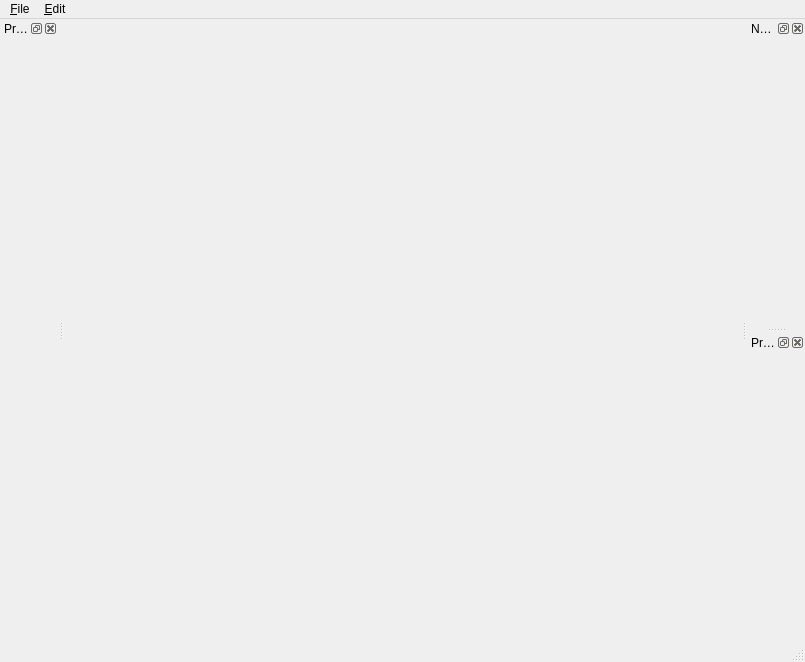
First picture: the form in qt_ui/main_window.ui, repository allen-marshall/scriptaseq, before the edit.
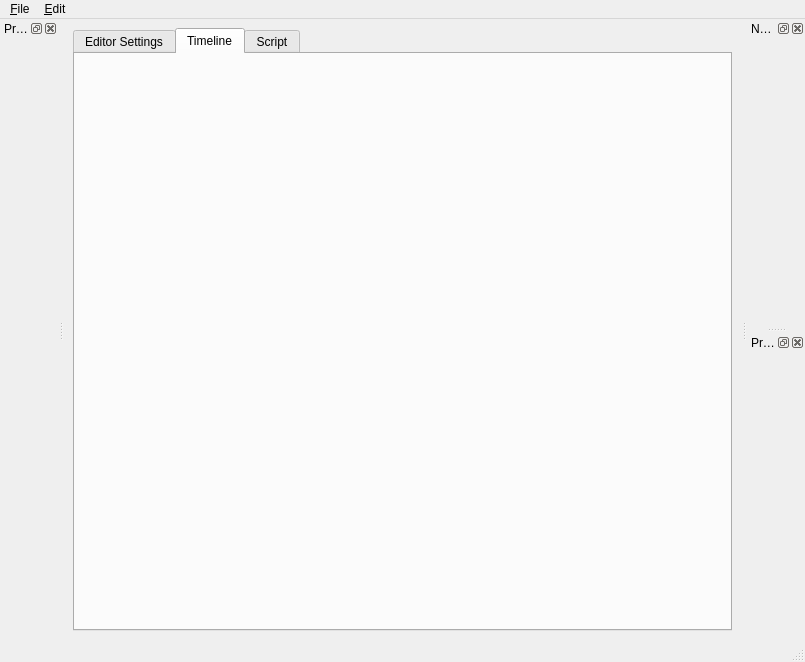
Second picture: the form after the edit.

Commit message: Added editor window tabs in the center of the main window

Patch:
```diff
--- a/qt_ui/main_window.ui
+++ b/qt_ui/main_window.ui
@@ -20,7 +20,39 @@
    <property name="layoutDirection">
     <enum>Qt::LeftToRight</enum>
    </property>
-   <layout class="QHBoxLayout" name="horizontalLayout"/>
+   <layout class="QHBoxLayout" name="horizontalLayout">
+    <item>
+     <widget class="QTabWidget" name="editorTabWidget">
+      <property name="currentIndex">
+       <number>1</number>
+      </property>
+      <property name="elideMode">
+       <enum>Qt::ElideNone</enum>
+      </property>
+      <property name="documentMode">
+       <bool>false</bool>
+      </property>
+      <property name="movable">
+       <bool>false</bool>
+      </property>
+      <widget class="QWidget" name="tabSettings">
+       <attribute name="title">
+        <string>Editor Settings</string>
+       </attribute>
+      </widget>
+      <widget class="QWidget" name="tabTimeline">
+       <attribute name="title">
+        <string>Timeline</string>
+       </attribute>
+      </widget>
+      <widget class="QWidget" name="tabScript">
+       <attribute name="title">
+        <string>Script</string>
+       </attribute>
+      </widget>
+     </widget>
+    </item>
+   </layout>
   </widget>
   <widget class="QMenuBar" name="menubar">
    <property name="geometry">
```
The commit also changes 1 other file.
